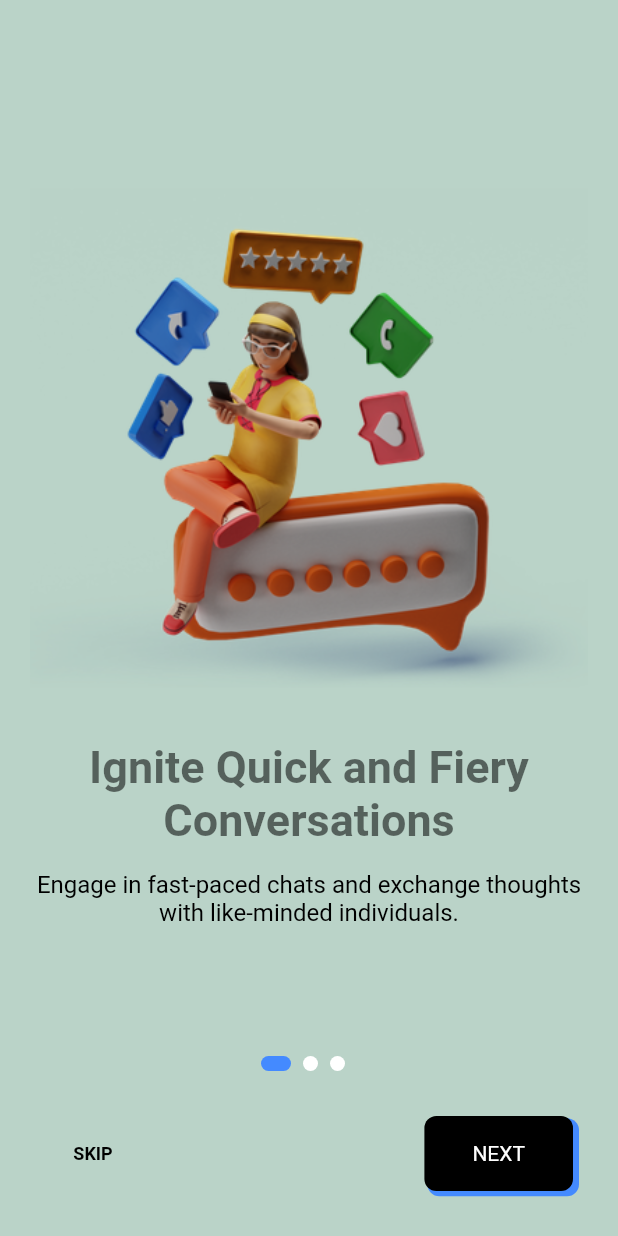
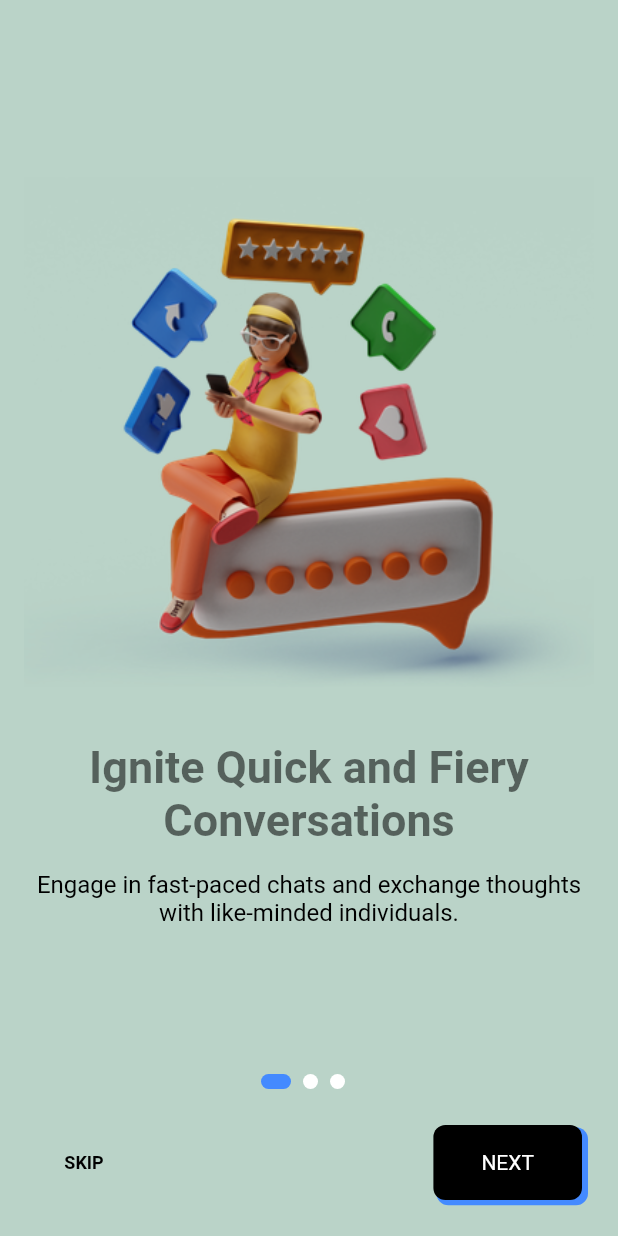
Before and after one commit to ashok-kumar-9/k12-chat-app, a Flutter app: the screen it shows after launch, on a phone screen of 412 x 824 dp. Run offline on Flutter 3.47's test engine with Material 2 defaults, Android fonts, the phone set to English and light mode, and no system bars; our stand-ins replace animated_text_kit, cloud_firestore, firebase_auth, firebase_core, fluttertoast, modal_progress_hud_nsn; accounts and stored records are empty.

Commit message:
onboarding screen ui changes fix

```diff
--- a/lib/screens/onboarding/on_boarding_screen.dart
+++ b/lib/screens/onboarding/on_boarding_screen.dart
@@ -1,5 +1,7 @@
 import 'package:flash_chat/components/reusable_widgets.dart';
 import 'package:flash_chat/constants.dart';
+import 'package:flash_chat/screens/login_screen.dart';
+import 'package:flash_chat/services/shared_prefs.dart';
 import 'package:flutter/material.dart';
 
 import 'onboarding_data.dart';
@@ -48,22 +50,20 @@ class _OnBoardingScreenState extends State<OnBoardingScreen> {
     return Scaffold(
       backgroundColor: colors[_currentPage],
       body: SafeArea(
-        child: Padding(
-          padding: const EdgeInsets.all(20.0),
         child: Column(
           children: [
             Expanded(
               child: PageView.builder(
                 physics: const BouncingScrollPhysics(),
                 controller: _pageController,
-                  onPageChanged: (value) =>
-                      setState(() => _currentPage = value),
+                onPageChanged: (value) => setState(() => _currentPage = value),
                 itemCount: contents.length,
                 itemBuilder: (context, i) {
-                    return Column(
+                  return Padding(
+                    padding: const EdgeInsets.symmetric(horizontal: 16.0),
+                    child: Column(
                       mainAxisAlignment: MainAxisAlignment.center,
                       children: [
-                        const Spacer(),
                         Image.asset(contents[i].image),
                         const SizedBox(height: 16),
                         Text(
@@ -79,7 +79,12 @@ class _OnBoardingScreenState extends State<OnBoardingScreen> {
                               fontSize: 16, color: Colors.black),
                           textAlign: TextAlign.center,
                         ),
-                        const Spacer(),
+                      ],
+                    ),
+                  );
+                },
+              ),
+            ),
             Row(
               mainAxisAlignment: MainAxisAlignment.center,
               children: List.generate(
@@ -87,20 +92,18 @@ class _OnBoardingScreenState extends State<OnBoardingScreen> {
                 (int index) => _buildDots(index: index),
               ),
             ),
-                      ],
-                    );
-                  },
-                ),
-              ),
-              const SizedBox(height: 10),
-              const SizedBox(height: 10),
+            const SizedBox(height: 24.0),
             Padding(
-                padding: const EdgeInsets.all(10),
+              padding: const EdgeInsets.symmetric(horizontal: 24.0)
+                  .copyWith(bottom: 24),
               child: _currentPage + 1 == contents.length
                   ? ReusableWidgets().textButton(
-                        function: () =>
-                            Navigator.popAndPushNamed(context, "splash"),
-                        buttonText: "START")
+                      function: () {
+                        SharedPrefs().isOnBoardingDone = true;
+                        Navigator.popAndPushNamed(context, LoginScreen.id);
+                      },
+                      buttonText: "START",
+                    )
                   : Row(
                       mainAxisAlignment: MainAxisAlignment.spaceBetween,
                       crossAxisAlignment: CrossAxisAlignment.center,
@@ -136,7 +139,6 @@ class _OnBoardingScreenState extends State<OnBoardingScreen> {
           ],
         ),
       ),
-      ),
     );
   }
 }
```
Lines whose indentation alone changed are shown as unchanged.
